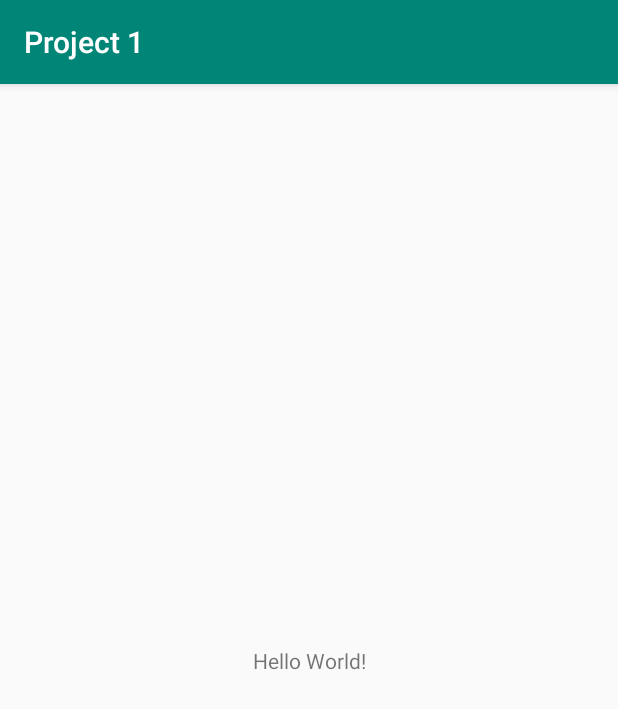
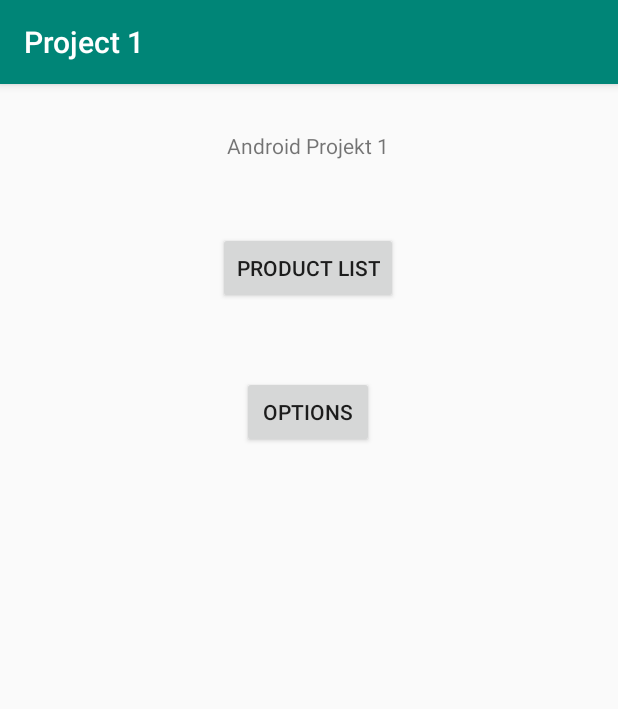
Before and after one commit to Tobiasz-Rumian/Android1, an Android app: the screen it shows after launch (MainActivity), on a phone screen of 412 x 824 dp. Shown: the top 709 px of the screen. Run offline under Robolectric (Android 15) with nearby library versions, the phone set to English and light mode, and no system bars.

Commit message:
Add Product list

```diff
--- a/app/build.gradle
+++ b/app/build.gradle
@@ -25,11 +25,12 @@ android {
 
 dependencies {
     implementation fileTree(dir: 'libs', include: ['*.jar'])
-    implementation"org.jetbrains.kotlin:kotlin-stdlib-jdk7:$kotlin_version"
+    implementation "org.jetbrains.kotlin:kotlin-stdlib-jdk7:$kotlin_version"
     implementation 'androidx.appcompat:appcompat:1.0.2'
     implementation 'androidx.core:core-ktx:1.0.2'
     implementation 'androidx.constraintlayout:constraintlayout:1.1.3'
     testImplementation 'junit:junit:4.12'
     androidTestImplementation 'androidx.test.ext:junit:1.1.0'
     androidTestImplementation 'androidx.test.espresso:espresso-core:3.1.1'
+    implementation 'com.google.android.material:material:1.0.0'
 }
--- a/app/src/main/AndroidManifest.xml
+++ b/app/src/main/AndroidManifest.xml
@@ -9,6 +9,12 @@
         android:roundIcon="@mipmap/ic_launcher_round"
         android:supportsRtl="true"
         android:theme="@style/AppTheme">
+        <activity
+            android:name=".OptionsActivity"
+            android:parentActivityName=".MainActivity"></activity>
+        <activity
+            android:name=".ProductListActivity"
+            android:parentActivityName=".MainActivity" />
         <activity android:name=".MainActivity">
             <intent-filter>
                 <action android:name="android.intent.action.MAIN" />
--- a/app/src/main/java/com/example/project1/MainActivity.kt
+++ b/app/src/main/java/com/example/project1/MainActivity.kt
@@ -1,7 +1,9 @@
 package com.example.project1
 
+import android.content.Intent
 import androidx.appcompat.app.AppCompatActivity
 import android.os.Bundle
+import android.view.View
 
 class MainActivity : AppCompatActivity() {
 
@@ -9,4 +11,10 @@ class MainActivity : AppCompatActivity() {
         super.onCreate(savedInstanceState)
         setContentView(R.layout.activity_main)
     }
+    fun goToProductList(view: View){
+        startActivity(Intent(this,ProductListActivity::class.java))
+    }
+    fun goToOptions(view: View){
+        startActivity(Intent(this,OptionsActivity::class.java))
+    }
 }
--- a/app/src/main/res/layout/activity_main.xml
+++ b/app/src/main/res/layout/activity_main.xml
@@ -7,12 +7,39 @@
     tools:context=".MainActivity">
 
     <TextView
+        android:id="@+id/projectTitleLabel"
         android:layout_width="wrap_content"
         android:layout_height="wrap_content"
-        android:text="Hello World!"
+        android:text="@string/projectName"
         app:layout_constraintBottom_toBottomOf="parent"
+        app:layout_constraintHorizontal_bias="0.498"
         app:layout_constraintLeft_toLeftOf="parent"
         app:layout_constraintRight_toRightOf="parent"
-        app:layout_constraintTop_toTopOf="parent" />
+        app:layout_constraintTop_toTopOf="parent"
+        app:layout_constraintVertical_bias="0.042" />
+
+    <Button
+        android:id="@+id/goToOptionsButton"
+        android:layout_width="wrap_content"
+        android:layout_height="wrap_content"
+        android:layout_marginTop="48dp"
+        android:onClick="goToOptions"
+        android:text="@string/options"
+        app:layout_constraintEnd_toEndOf="parent"
+        app:layout_constraintHorizontal_bias="0.498"
+        app:layout_constraintStart_toStartOf="parent"
+        app:layout_constraintTop_toBottomOf="@+id/goToProductListButton" />
+
+    <Button
+        android:id="@+id/goToProductListButton"
+        android:layout_width="wrap_content"
+        android:layout_height="wrap_content"
+        android:layout_marginTop="48dp"
+        android:onClick="goToProductList"
+        android:text="@string/productList"
+        app:layout_constraintEnd_toEndOf="parent"
+        app:layout_constraintHorizontal_bias="0.498"
+        app:layout_constraintStart_toStartOf="parent"
+        app:layout_constraintTop_toBottomOf="@+id/projectTitleLabel" />
 
 </androidx.constraintlayout.widget.ConstraintLayout>
--- a/app/src/main/res/values/strings.xml
+++ b/app/src/main/res/values/strings.xml
@@ -1,3 +1,7 @@
 <resources>
     <string name="app_name">Project 1</string>
+    <string name="projectName">Android Projekt 1</string>
+    <string name="options">Options</string>
+    <string name="productList">Product list</string>
+    <string name="undefined">Undefined</string>
 </resources>
```
Also changed, not shown: app/src/main/java/com/example/project1/OptionsActivity.kt (added, +12 -0 lines), app/src/main/java/com/example/project1/ProductListActivity.kt (added, +44 -0 lines), app/src/main/java/com/example/project1/adapters/ProductArrayAdapter.kt (added, +32 -0 lines), app/src/main/java/com/example/project1/models/Product.kt (added, +10 -0 lines), app/src/main/res/layout/activity_options.xml (added, +9 -0 lines), app/src/main/res/layout/activity_product_list.xml (added, +41 -0 lines), app/src/main/res/layout/product_row.xml (added, +50 -0 lines).
